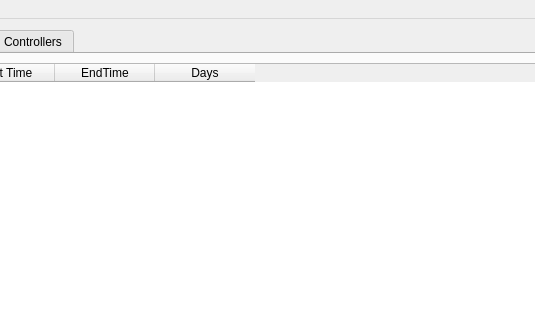
The window that res/mainwindow.ui (computergeek1507/ScottPlayer) describes before a commit, drawn with Qt 5; both pictures show x 168 to 703 and y 0 to 320 of the 1046 by 851 pixel window.
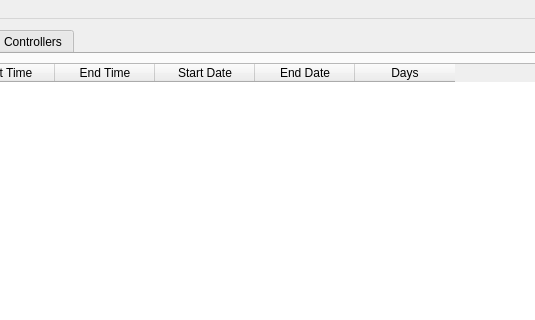
The same window after the commit. The open tabs and pages were chosen to show the change. Icons and pictures are not drawn.

What changed in the file:
```diff
--- a/res/mainwindow.ui
+++ b/res/mainwindow.ui
@@ -168,7 +168,17 @@
           </column>
           <column>
            <property name="text">
-            <string>EndTime</string>
+            <string>End Time</string>
+           </property>
+          </column>
+          <column>
+           <property name="text">
+            <string>Start Date</string>
+           </property>
+          </column>
+          <column>
+           <property name="text">
+            <string>End Date</string>
            </property>
           </column>
           <column>
```
Left out of the diff: 7 changed lines with no effect on the pictures.
